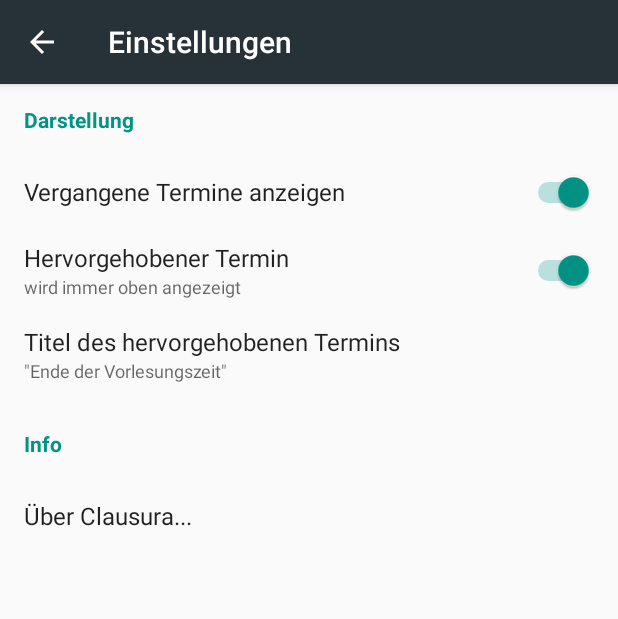
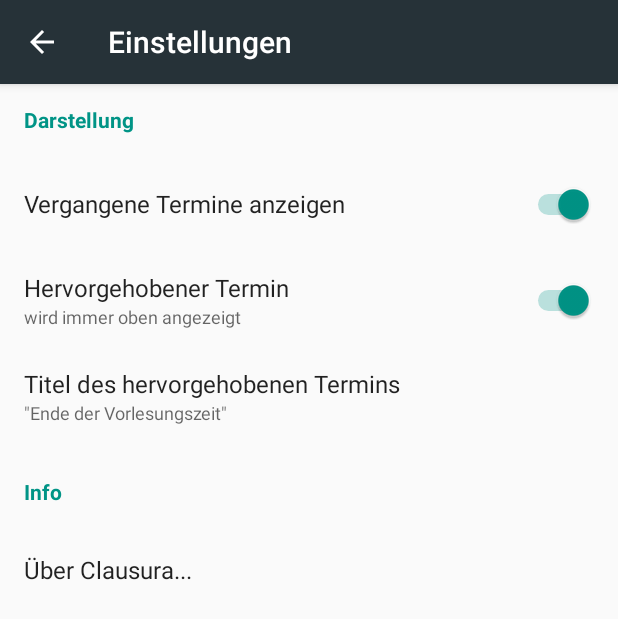
Before and after one commit to nico1509/Clausura, an Android app: the SettingsActivity screen opened directly, with no data from a screen before it, on a phone screen of 412 x 824 dp. Shown: the top 619 px of the screen. Run offline under Robolectric (Android 15) with nearby library versions, the phone set to English and light mode, and no system bars.

Commit message:
Slightly enlarged Setting Item Height

```diff
--- a/app/src/main/res/layout/content_settings.xml
+++ b/app/src/main/res/layout/content_settings.xml
@@ -40,7 +40,7 @@
             <android.support.constraint.ConstraintLayout
                 android:id="@+id/layoutShowPast"
                 android:layout_width="match_parent"
-                android:layout_height="48dp"
+                android:layout_height="64dp"
                 android:background="?attr/selectableItemBackground">
 
                 <Switch
@@ -82,7 +82,7 @@
             <android.support.constraint.ConstraintLayout
                 android:id="@+id/layoutShowPinned"
                 android:layout_width="match_parent"
-                android:layout_height="56dp"
+                android:layout_height="64dp"
                 android:background="?attr/selectableItemBackground">
 
                 <Switch
@@ -131,7 +131,7 @@
             <android.support.constraint.ConstraintLayout
                 android:id="@+id/layoutPinnedText"
                 android:layout_width="match_parent"
-                android:layout_height="56dp"
+                android:layout_height="64dp"
                 android:background="?attr/selectableItemBackground">
 
                 <LinearLayout
@@ -167,7 +167,7 @@
             <android.support.constraint.ConstraintLayout
                 android:id="@+id/layoutPinnedDate"
                 android:layout_width="match_parent"
-                android:layout_height="56dp"
+                android:layout_height="64dp"
                 android:background="?attr/selectableItemBackground"
                 android:visibility="gone">
 
@@ -223,22 +223,22 @@
             <android.support.constraint.ConstraintLayout
                 android:id="@+id/layoutInfo"
                 android:layout_width="match_parent"
-                android:layout_height="48dp"
+                android:layout_height="56dp"
                 android:background="?attr/selectableItemBackground">
 
                 <LinearLayout
                     android:layout_width="0dp"
                     android:layout_height="0dp"
+                    android:layout_marginEnd="16dp"
                     android:layout_marginLeft="16dp"
                     android:layout_marginRight="16dp"
+                    android:layout_marginStart="16dp"
                     android:gravity="center_vertical"
                     android:orientation="vertical"
                     app:layout_constraintBottom_toBottomOf="parent"
                     app:layout_constraintLeft_toLeftOf="parent"
                     app:layout_constraintRight_toRightOf="parent"
-                    app:layout_constraintTop_toTopOf="parent"
-                    android:layout_marginStart="16dp"
-                    android:layout_marginEnd="16dp">
+                    app:layout_constraintTop_toTopOf="parent">
 
                     <TextView
                         android:id="@+id/textShowInfoDialog"
```
